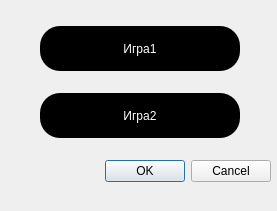
Qt form choose_game.ui (113375/quiz) before a commit.
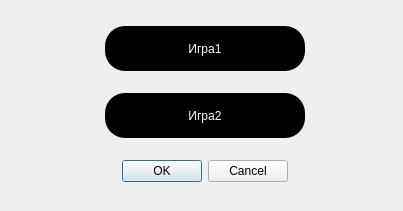
The same form after that commit.

Diff of the .ui file:
```diff
--- a/choose_game.ui
+++ b/choose_game.ui
@@ -6,10 +6,22 @@
    <rect>
     <x>0</x>
     <y>0</y>
-    <width>277</width>
+    <width>403</width>
     <height>211</height>
    </rect>
   </property>
+  <property name="minimumSize">
+   <size>
+    <width>403</width>
+    <height>211</height>
+   </size>
+  </property>
+  <property name="maximumSize">
+   <size>
+    <width>403</width>
+    <height>211</height>
+   </size>
+  </property>
   <property name="windowTitle">
    <string>Dialog</string>
   </property>
@@ -18,7 +30,7 @@
     <rect>
      <x>10</x>
      <y>10</y>
-     <width>261</width>
+     <width>391</width>
      <height>191</height>
     </rect>
    </property>
@@ -67,7 +79,7 @@
       </property>
      </widget>
     </item>
-    <item>
+    <item alignment="Qt::AlignHCenter">
      <widget class="QDialogButtonBox" name="buttonBox">
       <property name="orientation">
        <enum>Qt::Horizontal</enum>
```
